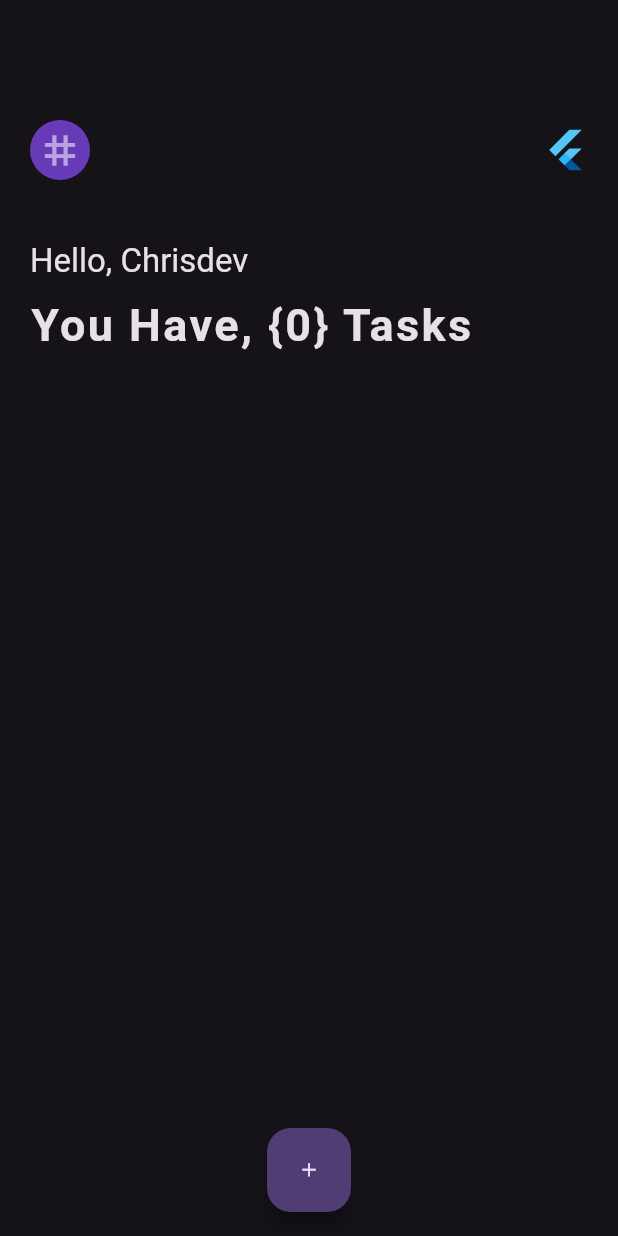
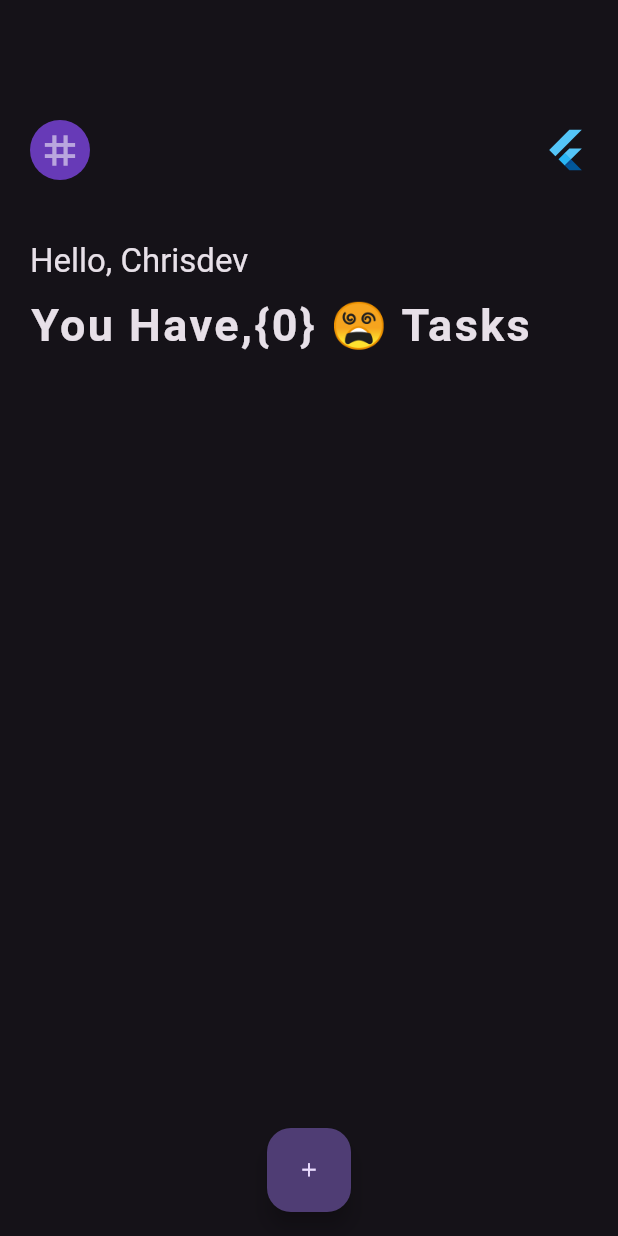
Before and after one commit to chrisokoriedev/daily_item_stream, a Flutter app: the screen it shows after launch, on a phone screen of 412 x 824 dp. Run offline on Flutter 3.47's test engine with Material 2 defaults, Android fonts, the phone set to English and light mode, and no system bars; our stand-ins replace flutter_hooks, hive, hive_flutter, hooks_riverpod; accounts and stored records are empty.

Commit message:
bug fixed

```diff
--- a/lib/provider/write_item_view_model.dart
+++ b/lib/provider/write_item_view_model.dart
@@ -32,7 +32,7 @@ class WriteItemViewModel extends ChangeNotifier {
       } else {
         await boxItem.add(item);
       }
-      await boxItem.add(item);
+      // await boxItem.add(item);
      return _ref.refresh(itemProvider);
     } catch (e) {
       loading = false;
--- a/lib/ui/home/home.dart
+++ b/lib/ui/home/home.dart
@@ -54,12 +54,37 @@ class Homepage extends ConsumerWidget {
                     ),
                     const SizedBox(height: 10),
                     ref.watch(itemProvider).when(
-                          data: (data) => Text(
-                            'You Have, ${{data.length}} Tasks',
-                            style: textStyle.titleLarge!.copyWith(
-                                fontSize: 30,
-                                fontWeight: FontWeight.w600,
-                                letterSpacing: 1.6),
+                          data: (data) => Row(
+                            children: [
+                              Text(
+                                'You Have,',
+                                style: textStyle.titleLarge!.copyWith(
+                                    fontSize: 30,
+                                    fontWeight: FontWeight.w600,
+                                    letterSpacing: 1.6),
+                              ),
+                              Text(
+                                '${{data.length}}',
+                                style: textStyle.titleLarge!.copyWith(
+                                    fontSize: 30,
+                                    fontWeight: FontWeight.w600,
+                                    letterSpacing: 1.6),
+                              ),
+                              Text(
+                                data.length <= 1 ? '\t😵' : '\t😎',
+                                style: textStyle.titleLarge!.copyWith(
+                                    fontSize: 30,
+                                    fontWeight: FontWeight.w600,
+                                    letterSpacing: 1.6),
+                              ),
+                              Text(
+                                ' Tasks',
+                                style: textStyle.titleLarge!.copyWith(
+                                    fontSize: 30,
+                                    fontWeight: FontWeight.w600,
+                                    letterSpacing: 1.6),
+                              ),
+                            ],
                           ),
                           error: (Object error, StackTrace stackTrace) =>
                               const Text('Invalid data'),
@@ -81,7 +106,7 @@ class Homepage extends ConsumerWidget {
                             shape: BeveledRectangleBorder(
                                 borderRadius: BorderRadius.circular(10)),
                             child: ListTile(
-                              onTap: ()=>openBottomsheet(data),
+                              onTap: () => openBottomsheet(data),
                               title: Text(data.title,
                                   style: textStyle.titleLarge!
                                       .copyWith(fontSize: 30)),
--- a/lib/ui/widget/write_bottom_sheet.dart
+++ b/lib/ui/widget/write_bottom_sheet.dart
@@ -94,13 +94,9 @@ class WriteBottomSheet extends HookConsumerWidget {
                         FocusScope.of(context).unfocus();
                         try {
                           await itemModel.write();
-                           Navigator.pop(context);
+                          Navigator.pop(context);
                         } catch (e) {
-                          AwesomeSnackbarContent(
-                            title: 'status',
-                            message: e.toString(),
-                            contentType: ContentType.failure,
-                          );
+                          print(e.toString());
                         }
                       }
                     },
```
